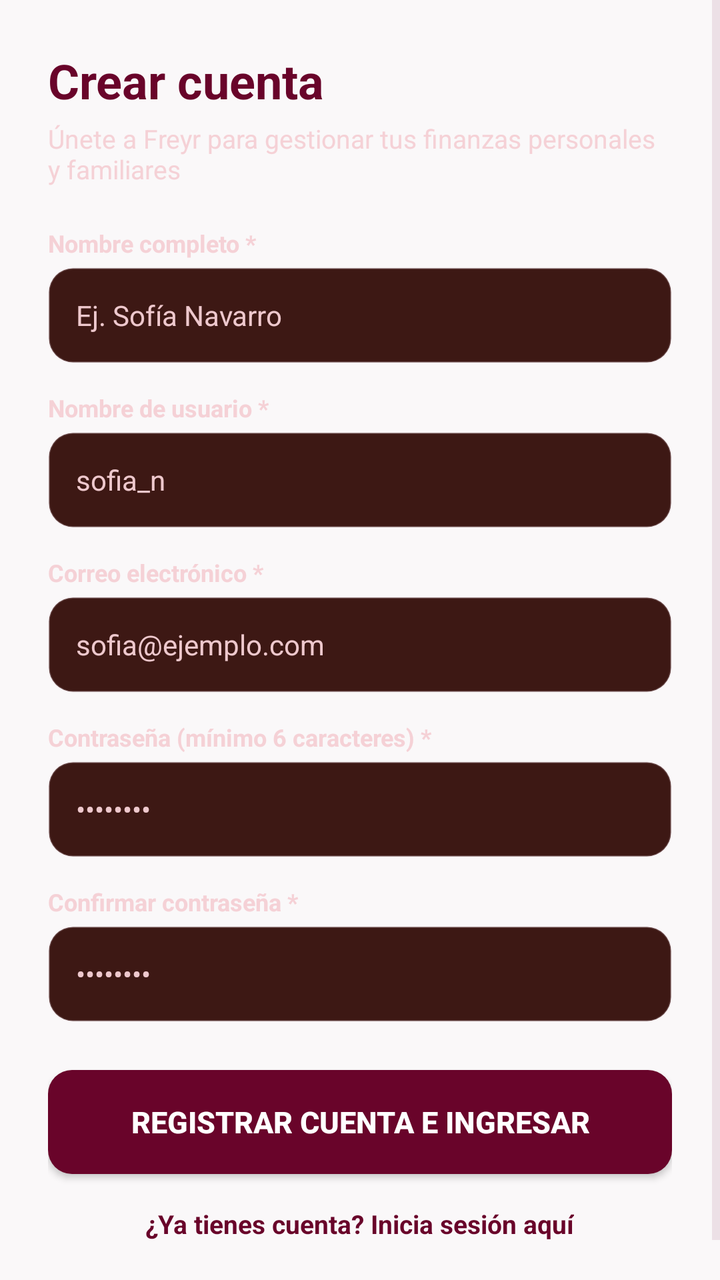
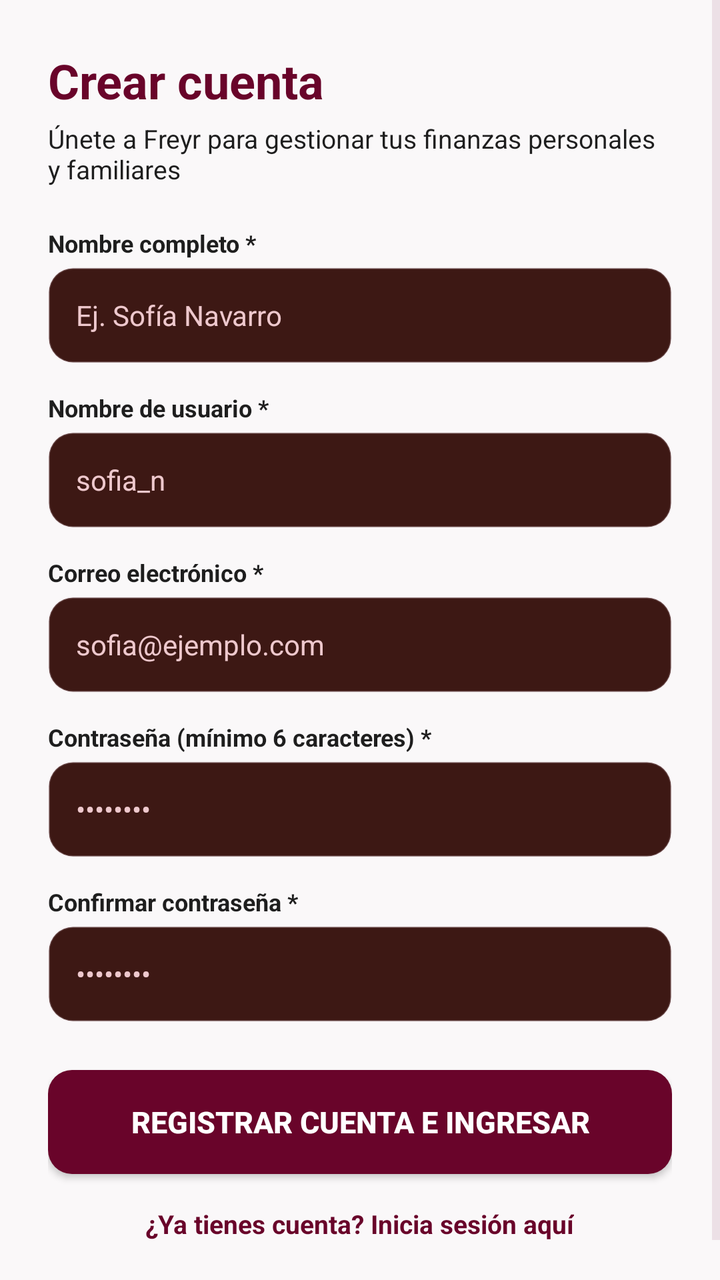

The first picture is an Android layout as it rendered before a commit; the second is the same layout after the commit. The layout source and the unified diff follow.
<!-- AndroidManifest.xml: application theme Theme.Freyr -->
<!-- res/layout/activity_register.xml -->
<?xml version="1.0" encoding="utf-8"?>
<ScrollView xmlns:android="http://schemas.android.com/apk/res/android"
    xmlns:app="http://schemas.android.com/apk/res-auto"
    android:layout_width="match_parent"
    android:layout_height="match_parent"
    android:fillViewport="true"
    android:background="@color/freyr_background">

    <LinearLayout
        android:layout_width="match_parent"
        android:layout_height="wrap_content"
        android:orientation="vertical"
        android:padding="24dp">

        <TextView
            android:layout_width="wrap_content"
            android:layout_height="wrap_content"
            android:text="@string/title_register"
            android:textColor="@color/freyr_primary"
            android:textSize="24sp"
            android:textStyle="bold" />

        <TextView
            android:layout_width="wrap_content"
            android:layout_height="wrap_content"
            android:text="Únete a Freyr para gestionar tus finanzas personales y familiares"
            android:textColor="@color/freyr_text_secondary"
            android:textSize="13sp"
            android:layout_marginTop="4dp"
            android:layout_marginBottom="20dp" />

        <TextView
            android:id="@+id/tx_error"
            android:layout_width="match_parent"
            android:layout_height="wrap_content"
            android:textColor="#D32F2F"
            android:textSize="12sp"
            android:visibility="gone"
            android:layout_marginBottom="12dp" />

        
        <TextView
            android:layout_width="wrap_content"
            android:layout_height="wrap_content"
            android:text="Nombre completo *"
            android:textColor="@color/freyr_text_secondary"
            android:textSize="12sp"
            android:textStyle="bold"
            android:layout_marginBottom="4dp" />

        <EditText
            android:id="@+id/et_nombre_completo"
            android:layout_width="match_parent"
            android:layout_height="48dp"
            android:background="@drawable/bg_edit_text"
            android:hint="Ej. Sofía Navarro"
            android:inputType="textPersonName"
            android:maxLines="1"
            android:textColor="@color/freyr_text_primary"
            android:textSize="14sp"
            android:layout_marginBottom="14dp" />

        
        <TextView
            android:layout_width="wrap_content"
            android:layout_height="wrap_content"
            android:text="Nombre de usuario *"
            android:textColor="@color/freyr_text_secondary"
            android:textSize="12sp"
            android:textStyle="bold"
            android:layout_marginBottom="4dp" />

        <EditText
            android:id="@+id/et_usuario"
            android:layout_width="match_parent"
            android:layout_height="48dp"
            android:background="@drawable/bg_edit_text"
            android:hint="sofia_n"
            android:inputType="text"
            android:maxLines="1"
            android:textColor="@color/freyr_text_primary"
            android:textSize="14sp"
            android:layout_marginBottom="14dp" />

        
        <TextView
            android:layout_width="wrap_content"
            android:layout_height="wrap_content"
            android:text="Correo electrónico *"
            android:textColor="@color/freyr_text_secondary"
            android:textSize="12sp"
            android:textStyle="bold"
            android:layout_marginBottom="4dp" />

        <EditText
            android:id="@+id/et_email"
            android:layout_width="match_parent"
            android:layout_height="48dp"
            android:background="@drawable/bg_edit_text"
            android:hint="sofia@ejemplo.com"
            android:inputType="textEmailAddress"
            android:maxLines="1"
            android:textColor="@color/freyr_text_primary"
            android:textSize="14sp"
            android:layout_marginBottom="14dp" />

        
        <TextView
            android:layout_width="wrap_content"
            android:layout_height="wrap_content"
            android:text="Contraseña (mínimo 6 caracteres) *"
            android:textColor="@color/freyr_text_secondary"
            android:textSize="12sp"
            android:textStyle="bold"
            android:layout_marginBottom="4dp" />

        <EditText
            android:id="@+id/et_contraseña"
            android:layout_width="match_parent"
            android:layout_height="48dp"
            android:background="@drawable/bg_edit_text"
            android:hint="••••••••"
            android:inputType="textPassword"
            android:maxLines="1"
            android:textColor="@color/freyr_text_primary"
            android:textSize="14sp"
            android:layout_marginBottom="14dp" />

        
        <TextView
            android:layout_width="wrap_content"
            android:layout_height="wrap_content"
            android:text="Confirmar contraseña *"
            android:textColor="@color/freyr_text_secondary"
            android:textSize="12sp"
            android:textStyle="bold"
            android:layout_marginBottom="4dp" />

        <EditText
            android:id="@+id/et_confirmar_contraseña"
            android:layout_width="match_parent"
            android:layout_height="48dp"
            android:background="@drawable/bg_edit_text"
            android:hint="••••••••"
            android:inputType="textPassword"
            android:maxLines="1"
            android:textColor="@color/freyr_text_primary"
            android:textSize="14sp"
            android:layout_marginBottom="24dp" />

        
        <Button
            android:id="@+id/btn_registrar"
            android:layout_width="match_parent"
            android:layout_height="52dp"
            android:background="@drawable/bg_button_primary"
            android:text="Registrar cuenta e ingresar"
            android:textColor="#FFFFFF"
            android:textSize="15sp"
            android:textStyle="bold"
            app:backgroundTint="@null" />

        
        <TextView
            android:id="@+id/tx_go_to_login"
            android:layout_width="wrap_content"
            android:layout_height="wrap_content"
            android:text="¿Ya tienes cuenta? Inicia sesión aquí"
            android:textColor="@color/freyr_primary"
            android:textSize="13sp"
            android:textStyle="bold"
            android:layout_gravity="center"
            android:padding="16dp"
            android:clickable="true"
            android:focusable="true" />

    </LinearLayout>
</ScrollView>
<!-- resources referenced by this layout -->
<resources>
  <color name="freyr_background">#FAF8F9</color>
  <color name="freyr_primary">#69042A</color>
  <color name="freyr_text_primary">#E1CCD4</color>
  <color name="freyr_text_secondary">#F6F5CFD4</color>
  <!-- drawable bg_button_primary (drawable) -->
  <?xml version="1.0" encoding="utf-8"?>
  <ripple xmlns:android="http://schemas.android.com/apk/res/android"
      android:color="#33FFFFFF">
      <item>
          <shape android:shape="rectangle">
              <corners android:radius="12dp" />
              <solid android:color="@color/freyr_primary" />
          </shape>
      </item>
  </ripple>
  <!-- drawable bg_edit_text (drawable) -->
  <?xml version="1.0" encoding="utf-8"?>
  <selector xmlns:android="http://schemas.android.com/apk/res/android">
      <item android:state_focused="true">
          <shape android:shape="rectangle">
              <corners android:radius="12dp" />
              <solid android:color="@color/freyr_surface" />
              <stroke android:width="2dp" android:color="@color/freyr_primary" />
              <padding android:bottom="12dp" android:left="14dp" android:right="14dp" android:top="12dp" />
          </shape>
      </item>
      <item>
          <shape android:shape="rectangle">
              <corners android:radius="12dp" />
              <solid android:color="@color/freyr_surface" />
              <stroke android:width="1dp" android:color="@color/freyr_border" />
              <padding android:bottom="12dp" android:left="14dp" android:right="14dp" android:top="12dp" />
          </shape>
      </item>
  </selector>
  <string name="title_register">Crear cuenta</string>
  <style name="Theme.Freyr" parent="Theme.Material3.Dark.NoActionBar">
          
          <item name="colorPrimary">@color/freyr_primary</item>
          <item name="colorPrimaryDark">@color/freyr_primary_dark</item>
          <item name="colorSecondary">@color/freyr_secondary</item>
          <item name="colorOnPrimary">#FFFFFF</item>
          <item name="colorOnSecondary">@color/freyr_primary</item>
  
          
          <item name="android:colorBackground">@color/freyr_background</item>
          <item name="colorSurface">@color/freyr_surface</item>
          <item name="colorOnSurface">@color/freyr_text_primary</item>
  
          
          <item name="android:statusBarColor">@color/freyr_background</item>
          <item name="android:windowLightStatusBar">false</item>
          <item name="android:navigationBarColor">@color/freyr_background</item>
          <item name="android:windowLightNavigationBar">false</item>
          
          
          <item name="android:textColor">@color/freyr_text_primary</item>
          <item name="android:textColorHint">@color/freyr_text_secondary</item>
          <item name="colorControlNormal">@color/freyr_secondary</item>
          <item name="colorControlActivated">@color/freyr_primary</item>
      </style>
  <color name="freyr_surface">#3D1814</color>
  <color name="freyr_border">#33E1CCD4</color>
  <color name="freyr_primary_dark">#4A031E</color>
  <color name="freyr_secondary">#E1CCD4</color>
</resources>

<!-- the commit's change to res/layout/activity_register.xml (unified diff, before → after) -->
@@ -23,11 +23,11 @@
         <TextView
             android:layout_width="wrap_content"
             android:layout_height="wrap_content"
+            android:layout_marginTop="4dp"
+            android:layout_marginBottom="20dp"
             android:text="Únete a Freyr para gestionar tus finanzas personales y familiares"
-            android:textColor="@color/freyr_text_secondary"
-            android:textSize="13sp"
-            android:layout_marginTop="4dp"
-            android:layout_marginBottom="20dp" />
+            android:textColor="@color/freyr_card_bg"
+            android:textSize="13sp" />
 
         <TextView
             android:id="@+id/tx_error"
@@ -42,11 +42,11 @@
         <TextView
             android:layout_width="wrap_content"
             android:layout_height="wrap_content"
+            android:layout_marginBottom="4dp"
             android:text="Nombre completo *"
-            android:textColor="@color/freyr_text_secondary"
+            android:textColor="@color/freyr_card_bg"
             android:textSize="12sp"
-            android:textStyle="bold"
-            android:layout_marginBottom="4dp" />
+            android:textStyle="bold" />
 
         <EditText
             android:id="@+id/et_nombre_completo"
@@ -64,11 +64,11 @@
         <TextView
             android:layout_width="wrap_content"
             android:layout_height="wrap_content"
+            android:layout_marginBottom="4dp"
             android:text="Nombre de usuario *"
-            android:textColor="@color/freyr_text_secondary"
+            android:textColor="@color/freyr_card_bg"
             android:textSize="12sp"
-            android:textStyle="bold"
-            android:layout_marginBottom="4dp" />
+            android:textStyle="bold" />
 
         <EditText
             android:id="@+id/et_usuario"
@@ -86,11 +86,11 @@
         <TextView
             android:layout_width="wrap_content"
             android:layout_height="wrap_content"
+            android:layout_marginBottom="4dp"
             android:text="Correo electrónico *"
-            android:textColor="@color/freyr_text_secondary"
+            android:textColor="@color/freyr_card_bg"
             android:textSize="12sp"
-            android:textStyle="bold"
-            android:layout_marginBottom="4dp" />
+            android:textStyle="bold" />
 
         <EditText
             android:id="@+id/et_email"
@@ -108,11 +108,11 @@
         <TextView
             android:layout_width="wrap_content"
             android:layout_height="wrap_content"
+            android:layout_marginBottom="4dp"
             android:text="Contraseña (mínimo 6 caracteres) *"
-            android:textColor="@color/freyr_text_secondary"
+            android:textColor="@color/freyr_card_bg"
             android:textSize="12sp"
-            android:textStyle="bold"
-            android:layout_marginBottom="4dp" />
+            android:textStyle="bold" />
 
         <EditText
             android:id="@+id/et_contraseña"
@@ -130,11 +130,11 @@
         <TextView
             android:layout_width="wrap_content"
             android:layout_height="wrap_content"
+            android:layout_marginBottom="4dp"
             android:text="Confirmar contraseña *"
-            android:textColor="@color/freyr_text_secondary"
+            android:textColor="@color/freyr_card_bg"
             android:textSize="12sp"
-            android:textStyle="bold"
-            android:layout_marginBottom="4dp" />
+            android:textStyle="bold" />
 
         <EditText
             android:id="@+id/et_confirmar_contraseña"
<!-- resource entries referenced after the edit -->
@@ -1,6 +1,7 @@
 <!-- resources referenced by this layout -->
 <resources>
   <color name="freyr_background">#FAF8F9</color>
+  <color name="freyr_card_bg">#1E1E1E</color>
   <color name="freyr_primary">#69042A</color>
   <color name="freyr_text_primary">#E1CCD4</color>
   <color name="freyr_text_secondary">#F6F5CFD4</color>
